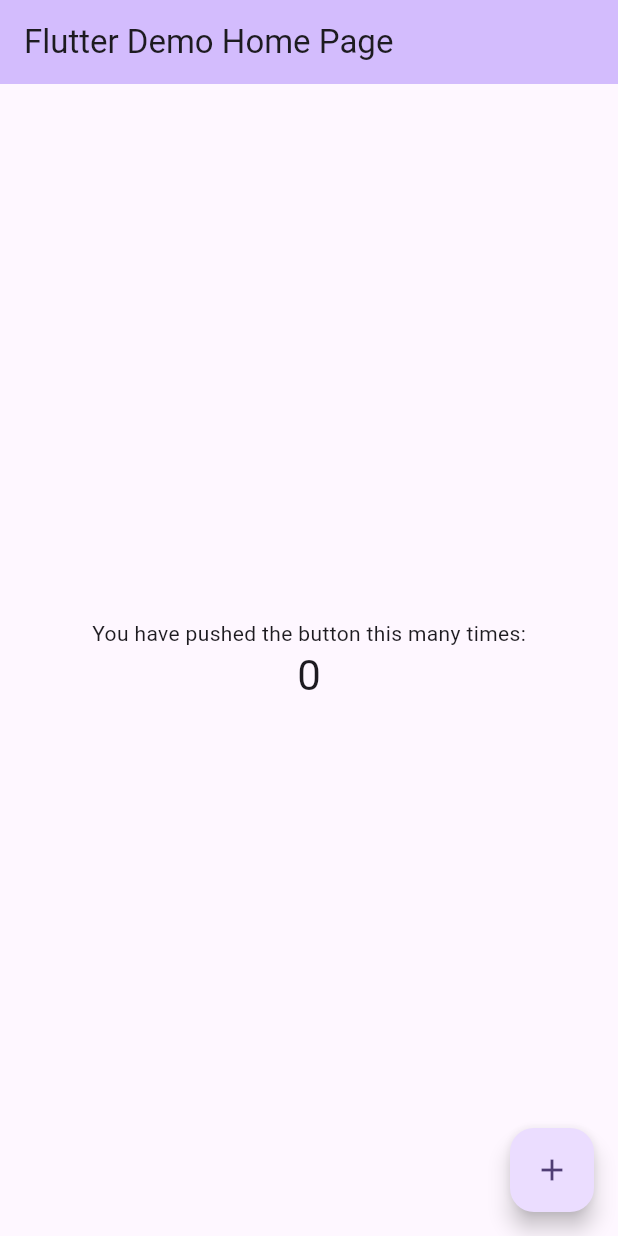
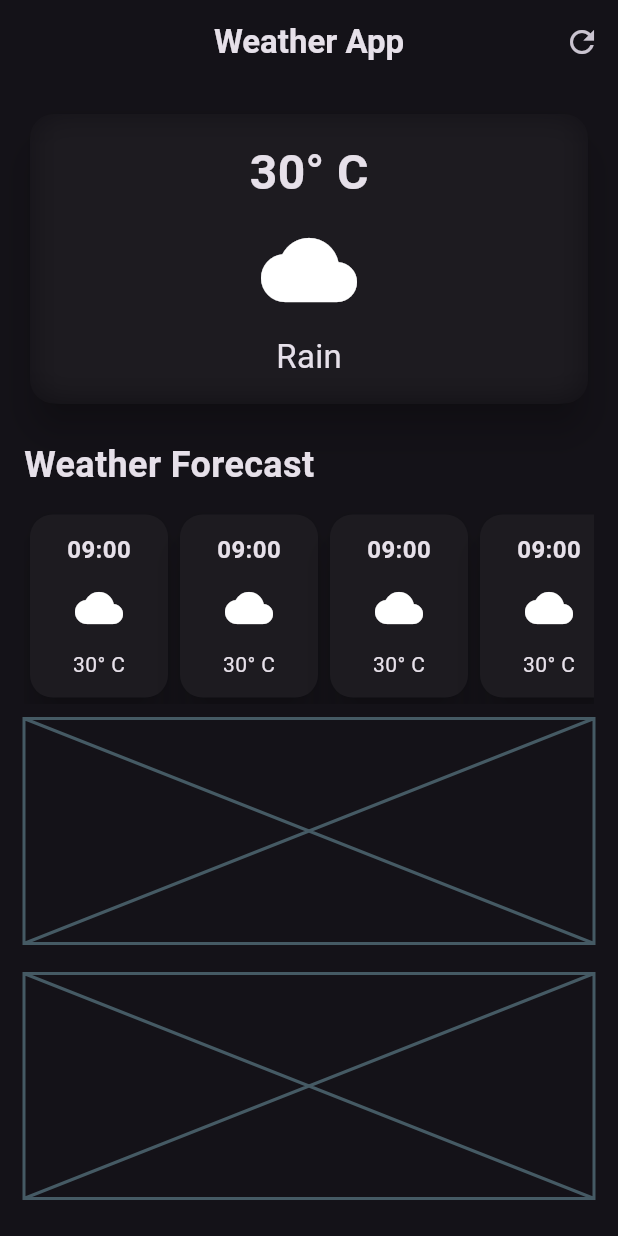
Before and after one commit to Shishir3D/WeatherApp, a Flutter app: the screen it shows after launch, on a phone screen of 412 x 824 dp. Run offline on Flutter 3.47's test engine with Material 3 defaults, Android fonts, the phone set to English and light mode, and no system bars.

Commit message:
build(style): add current and forcasted weather

```diff
--- a/lib/main.dart
+++ b/lib/main.dart
@@ -1,4 +1,5 @@
 import 'package:flutter/material.dart';
+import 'package:weather_app/weather_app.dart';
 
 void main() {
   runApp(const MyApp());
@@ -7,119 +8,12 @@ void main() {
 class MyApp extends StatelessWidget {
   const MyApp({super.key});
 
-  // This widget is the root of your application.
   @override
   Widget build(BuildContext context) {
     return MaterialApp(
-      title: 'Flutter Demo',
-      theme: ThemeData(
-        // This is the theme of your application.
-        //
-        // TRY THIS: Try running your application with "flutter run". You'll see
-        // the application has a purple toolbar. Then, without quitting the app,
-        // try changing the seedColor in the colorScheme below to Colors.green
-        // and then invoke "hot reload" (save your changes or press the "hot
-        // reload" button in a Flutter-supported IDE, or press "r" if you used
-        // the command line to start the app).
-        //
-        // Notice that the counter didn't reset back to zero; the application
-        // state is not lost during the reload. To reset the state, use hot
-        // restart instead.
-        //
-        // This works for code too, not just values: Most code changes can be
-        // tested with just a hot reload.
-        colorScheme: ColorScheme.fromSeed(seedColor: Colors.deepPurple),
-        useMaterial3: true,
-      ),
-      home: const MyHomePage(title: 'Flutter Demo Home Page'),
+      theme: ThemeData.dark(useMaterial3: true),
+      debugShowCheckedModeBanner: false,
+      home: const WeatherScreen(),
     );
   }
 }
-
-class MyHomePage extends StatefulWidget {
-  const MyHomePage({super.key, required this.title});
-
-  // This widget is the home page of your application. It is stateful, meaning
-  // that it has a State object (defined below) that contains fields that affect
-  // how it looks.
-
-  // This class is the configuration for the state. It holds the values (in this
-  // case the title) provided by the parent (in this case the App widget) and
-  // used by the build method of the State. Fields in a Widget subclass are
-  // always marked "final".
-
-  final String title;
-
-  @override
-  State<MyHomePage> createState() => _MyHomePageState();
-}
-
-class _MyHomePageState extends State<MyHomePage> {
-  int _counter = 0;
-
-  void _incrementCounter() {
-    setState(() {
-      // This call to setState tells the Flutter framework that something has
-      // changed in this State, which causes it to rerun the build method below
-      // so that the display can reflect the updated values. If we changed
-      // _counter without calling setState(), then the build method would not be
-      // called again, and so nothing would appear to happen.
-      _counter++;
-    });
-  }
-
-  @override
-  Widget build(BuildContext context) {
-    // This method is rerun every time setState is called, for instance as done
-    // by the _incrementCounter method above.
-    //
-    // The Flutter framework has been optimized to make rerunning build methods
-    // fast, so that you can just rebuild anything that needs updating rather
-    // than having to individually change instances of widgets.
-    return Scaffold(
-      appBar: AppBar(
-        // TRY THIS: Try changing the color here to a specific color (to
-        // Colors.amber, perhaps?) and trigger a hot reload to see the AppBar
-        // change color while the other colors stay the same.
-        backgroundColor: Theme.of(context).colorScheme.inversePrimary,
-        // Here we take the value from the MyHomePage object that was created by
-        // the App.build method, and use it to set our appbar title.
-        title: Text(widget.title),
-      ),
-      body: Center(
-        // Center is a layout widget. It takes a single child and positions it
-        // in the middle of the parent.
-        child: Column(
-          // Column is also a layout widget. It takes a list of children and
-          // arranges them vertically. By default, it sizes itself to fit its
-          // children horizontally, and tries to be as tall as its parent.
-          //
-          // Column has various properties to control how it sizes itself and
-          // how it positions its children. Here we use mainAxisAlignment to
-          // center the children vertically; the main axis here is the vertical
-          // axis because Columns are vertical (the cross axis would be
-          // horizontal).
-          //
-          // TRY THIS: Invoke "debug painting" (choose the "Toggle Debug Paint"
-          // action in the IDE, or press "p" in the console), to see the
-          // wireframe for each widget.
-          mainAxisAlignment: MainAxisAlignment.center,
-          children: <Widget>[
-            const Text(
-              'You have pushed the button this many times:',
-            ),
-            Text(
-              '$_counter',
-              style: Theme.of(context).textTheme.headlineMedium,
-            ),
-          ],
-        ),
-      ),
-      floatingActionButton: FloatingActionButton(
-        onPressed: _incrementCounter,
-        tooltip: 'Increment',
-        child: const Icon(Icons.add),
-      ), // This trailing comma makes auto-formatting nicer for build methods.
-    );
-  }
-}
--- /dev/null
+++ b/lib/weather_app.dart
@@ -0,0 +1,163 @@
+import 'dart:ui';
+
+import 'package:flutter/cupertino.dart';
+import 'package:flutter/material.dart';
+import 'package:flutter/widgets.dart';
+
+class WeatherScreen extends StatelessWidget {
+  const WeatherScreen({super.key});
+
+  @override
+  Widget build(BuildContext context) {
+    return Scaffold(
+      appBar: AppBar(
+        title: const Text(
+          "Weather App",
+          style: TextStyle(fontWeight: FontWeight.bold),
+        ),
+        centerTitle: true,
+        actions: [
+          IconButton(
+              onPressed: () {
+                debugPrint("refreshed");
+              },
+              icon: const Icon(Icons.refresh))
+        ],
+      ),
+      body: Padding(
+        padding: const EdgeInsets.all(16.0),
+        child: Column(
+          crossAxisAlignment: CrossAxisAlignment.start,
+          children: [
+            //main Card
+            SizedBox(
+              width: double.infinity,
+              child: Card(
+                elevation: 10,
+                shape: RoundedRectangleBorder(
+                  borderRadius: BorderRadius.circular(20),
+                ),
+                child: ClipRRect(
+                  borderRadius: const BorderRadius.all(Radius.circular(16)),
+                  child: BackdropFilter(
+                    filter: ImageFilter.blur(sigmaX: 10, sigmaY: 10),
+                    child: const Padding(
+                      padding: EdgeInsets.all(16.0),
+                      child: Column(
+                        children: [
+                          Text(
+                            "30° C",
+                            style: TextStyle(
+                              fontSize: 32,
+                              fontWeight: FontWeight.bold,
+                            ),
+                          ),
+                          SizedBox(height: 10),
+                          Icon(
+                            Icons.cloud,
+                            size: 64,
+                          ),
+                          SizedBox(height: 10),
+                          Text(
+                            "Rain",
+                            style: TextStyle(
+                              fontSize: 22,
+                            ),
+                          ),
+                        ],
+                      ),
+                    ),
+                  ),
+                ),
+              ),
+            ),
+
+            const SizedBox(height: 20),
+
+            //weather forcast Cards
+            const Text(
+              "Weather Forecast",
+              style: TextStyle(
+                fontSize: 24,
+                fontWeight: FontWeight.bold,
+              ),
+            ),
+
+            const SizedBox(
+              height: 12,
+            ),
+
+            const SingleChildScrollView(
+              scrollDirection: Axis.horizontal,
+              child: Row(
+                children: [
+                  HourlyForcastItem(),
+                  HourlyForcastItem(),
+                  HourlyForcastItem(),
+                  HourlyForcastItem(),
+                  HourlyForcastItem(),
+                ],
+              ),
+            ),
+
+            const SizedBox(
+              height: 10,
+            ),
+            const Placeholder(
+              fallbackHeight: 150,
+            ),
+
+            const SizedBox(
+              height: 20,
+            ),
+
+            //additional information
+            const Placeholder(
+              fallbackHeight: 150,
+            )
+          ],
+        ),
+      ),
+    );
+  }
+}
+
+class HourlyForcastItem extends StatelessWidget {
+  const HourlyForcastItem({super.key});
+
+  @override
+  Widget build(BuildContext context) {
+    return SizedBox(
+      width: 100,
+      height: 130,
+      child: Card(
+        elevation: 10,
+        shape: RoundedRectangleBorder(
+          borderRadius: BorderRadius.circular(15),
+        ),
+        child: const Column(
+          mainAxisAlignment: MainAxisAlignment.spaceEvenly,
+          children: [
+            Text(
+              "09:00",
+              style: TextStyle(
+                fontSize: 16,
+                fontWeight: FontWeight.bold,
+              ),
+            ),
+            Icon(
+              Icons.cloud,
+              size: 32,
+            ),
+            Text(
+              "30° C",
+              style: TextStyle(
+                fontSize: 14,
+              ),
+            )
+          ],
+        ),
+      ),
+    );
+  }
+}
```
